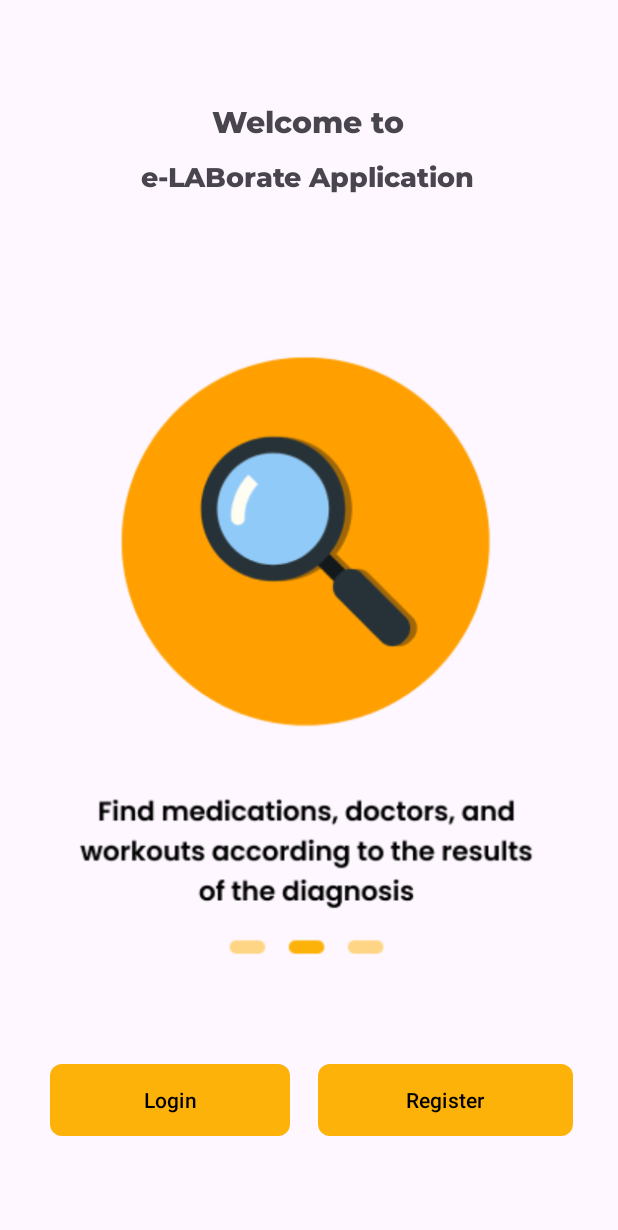
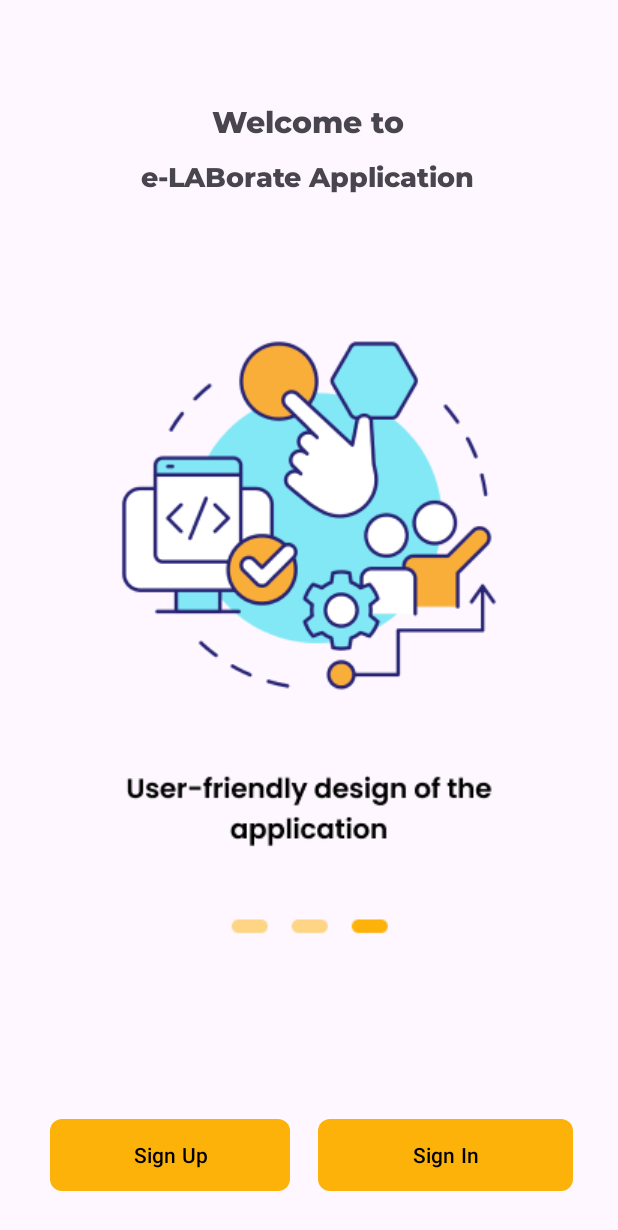
Before and after one commit to efrivahmi/eLaborate, an Android app: the layout activity_welcome.xml on its own in the app's theme, with its tools: preview values and no code run, on a phone screen of 412 x 824 dp. Shown: the top 1230 px of the screen. Run offline under Robolectric (Android 15) with nearby library versions, the phone set to English and light mode, and no system bars.

Commit message:
feat:Perbaikan WelcomeActivity dengan xmlnya dan pergantian urutan foto
WelcomeActivity sudah berjalan dengan baik dan sesuai

```diff
--- a/app/src/main/res/layout/activity_welcome.xml
+++ b/app/src/main/res/layout/activity_welcome.xml
@@ -61,20 +61,22 @@
     <ImageView
         android:id="@+id/imageView2"
         android:layout_width="wrap_content"
-        android:layout_height="505dp"
+        android:layout_height="wrap_content"
+        android:layout_marginStart="10dp"
+        android:layout_marginEnd="10dp"
+        android:contentDescription="@string/component2"
         android:src="@drawable/component2"
         app:layout_constraintEnd_toStartOf="@id/imageView3"
         app:layout_constraintHorizontal_bias="0.5"
         app:layout_constraintHorizontal_chainStyle="packed"
         app:layout_constraintStart_toEndOf="@id/imageView1"
         app:layout_constraintTop_toBottomOf="@id/guideline"
-        tools:ignore="VisualLintBounds"
-        android:contentDescription="@string/component2"/>
+        tools:ignore="VisualLintBounds" />
 
     <ImageView
         android:id="@+id/imageView3"
         android:layout_width="wrap_content"
-        android:layout_height="505dp"
+        android:layout_height="wrap_content"
         android:src="@drawable/component3"
         app:layout_constraintEnd_toEndOf="parent"
         app:layout_constraintHorizontal_bias="0.5"
@@ -85,33 +87,29 @@
         android:contentDescription="@string/component3"/>
 
     <Button
-        android:id="@+id/loginButton"
+        android:id="@+id/registerButton"
         android:layout_width="160dp"
         android:layout_height="48dp"
         android:layout_marginStart="30dp"
-        android:layout_marginTop="16dp"
         android:layout_marginEnd="5dp"
+        android:layout_marginBottom="30dp"
+        android:background="@drawable/button"
+        android:text="@string/register"
+        android:textColor="#000000"
+        app:layout_constraintBottom_toBottomOf="parent"
+        app:layout_constraintEnd_toStartOf="@id/loginButton"
+        app:layout_constraintHorizontal_bias="0.2"
+        app:layout_constraintStart_toStartOf="parent" />
+
+    <Button
+        android:id="@+id/loginButton"
+        android:layout_width="170dp"
+        android:layout_height="48dp"
+        android:layout_marginEnd="30dp"
+        android:layout_marginBottom="30dp"
         android:background="@drawable/button"
         android:text="@string/login"
         android:textColor="#000000"
         app:layout_constraintBottom_toBottomOf="parent"
-        app:layout_constraintEnd_toStartOf="@id/registerButton"
-        app:layout_constraintHorizontal_bias="0.2"
-        app:layout_constraintStart_toStartOf="parent"
-        app:layout_constraintTop_toBottomOf="@id/imageView1"
-        app:layout_constraintVertical_bias="0.256" />
-
-    <Button
-        android:id="@+id/registerButton"
-        android:layout_width="170dp"
-        android:layout_height="48dp"
-        android:layout_marginTop="16dp"
-        android:layout_marginEnd="30dp"
-        android:background="@drawable/button"
-        android:text="@string/register"
-        android:textColor="#000000"
-        app:layout_constraintBottom_toBottomOf="parent"
-        app:layout_constraintEnd_toEndOf="parent"
-        app:layout_constraintTop_toBottomOf="@id/imageView2"
-        app:layout_constraintVertical_bias="0.256" />
+        app:layout_constraintEnd_toEndOf="parent" />
 </androidx.constraintlayout.widget.ConstraintLayout>
--- a/app/src/main/res/values/strings.xml
+++ b/app/src/main/res/values/strings.xml
@@ -5,6 +5,6 @@
     <string name="component1">Component 1</string>
     <string name="component2">Component 2</string>
     <string name="component3">Component 3</string>
-    <string name="login">Login</string>
-    <string name="register">Register</string>
+    <string name="login">Sign In</string>
+    <string name="register">Sign Up</string>
 </resources>
```
Also changed, not shown: app/src/main/java/com/efrivahmi/elaborate/ui/welcome/WelcomeActivity.kt (+23 -4 lines), app/src/main/res/drawable/component1.png, app/src/main/res/drawable/component2.png, app/src/main/res/drawable/component3.png.
